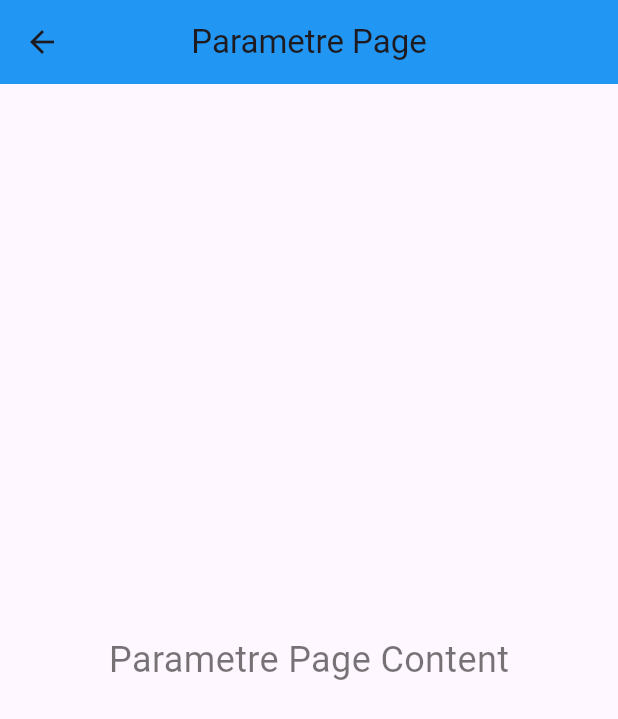
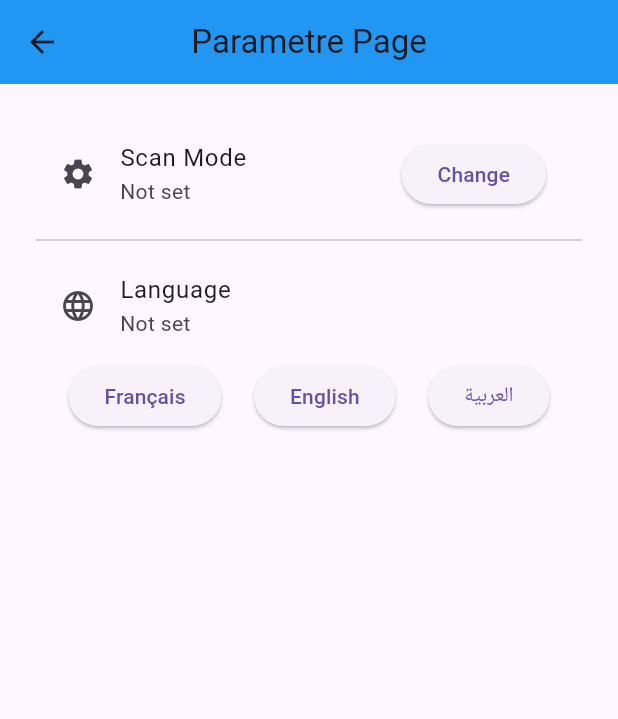
Before and after one commit to LJAMINE/stock_scanner_agriwise, a Flutter app: the ParametrePage screen opened directly, on a phone screen of 412 x 824 dp. Shown: the top 719 px of the screen. Run offline on Flutter 3.47's test engine with Material 3 defaults, Android fonts, the phone set to English and light mode, and no system bars; our stand-ins replace equatable, file_picker, flutter_bloc, open_filex, share_plus, shared_preferences and 1 more; missing offline and left inert: excel, file_saver, mobile_scanner; accounts and stored records are empty; generated files the repository leaves out were written again.

Commit message:
add the multi lang fonctionnality in the parametre page

```diff
--- /dev/null
+++ b/lib/features/import/presentation/bloc/LanguageBloc/language_bloc.dart
@@ -0,0 +1,11 @@
+import 'package:flutter/material.dart';
+import 'package:flutter_bloc/flutter_bloc.dart';
+import 'package:flutter_stock_scanner/features/import/presentation/bloc/LanguageBloc/language_event.dart';
+import 'package:flutter_stock_scanner/features/import/presentation/bloc/LanguageBloc/language_state.dart';
+
+
+class LanguageBloc extends Bloc<LanguageEvent, LanguageState> {
+  LanguageBloc() : super(LanguageState(Locale('en'))) {
+    on<ChangeLanguage>((event, emit) => emit(LanguageState(event.locale)));
+  }
+}
--- /dev/null
+++ b/lib/features/import/presentation/bloc/LanguageBloc/language_event.dart
@@ -0,0 +1,8 @@
+import 'package:flutter/material.dart';
+
+abstract class LanguageEvent {}
+
+class ChangeLanguage extends LanguageEvent {
+  final Locale locale;
+  ChangeLanguage(this.locale);
+}
--- /dev/null
+++ b/lib/features/import/presentation/bloc/LanguageBloc/language_state.dart
@@ -0,0 +1,6 @@
+import 'package:flutter/material.dart';
+
+class LanguageState {
+  final Locale locale;
+  LanguageState(this.locale);
+}
--- a/lib/features/import/presentation/pages/ParametrePage.dart
+++ b/lib/features/import/presentation/pages/ParametrePage.dart
@@ -1,4 +1,10 @@
 import 'package:flutter/material.dart';
+import 'package:flutter_bloc/flutter_bloc.dart';
+import 'package:flutter_gen/gen_l10n/app_localizations.dart';
+import 'package:flutter_stock_scanner/features/import/presentation/bloc/LanguageBloc/language_bloc.dart';
+import 'package:flutter_stock_scanner/features/import/presentation/bloc/LanguageBloc/language_event.dart';
+import 'package:flutter_stock_scanner/core/util/scan_mode_prefs.dart';
+import 'package:shared_preferences/shared_preferences.dart';
 
 class ParametrePage extends StatefulWidget {
   const ParametrePage({super.key});
@@ -8,19 +14,135 @@ class ParametrePage extends StatefulWidget {
 }
 
 class _ParametrePageState extends State<ParametrePage> {
+  String? _language;
+  bool? _useCamera;
+
+  @override
+  void initState() {
+    super.initState();
+    _loadPrefs();
+  }
+
+  Future<void> _loadPrefs() async {
+    final langPrefs = await SharedPreferences.getInstance();
+    final lang = langPrefs.getString('language');
+    final scanMode = await loadScanMode();
+    setState(() {
+      _language = lang;
+      _useCamera = scanMode;
+    });
+  }
+
+  Future<void> _setLanguage(String lang) async {
+    final prefs = await SharedPreferences.getInstance();
+    await prefs.setString('language', lang);
+    setState(() {
+      _language = lang;
+    });
+    // Dispatch language change event to LanguageBloc
+    context.read<LanguageBloc>().add(ChangeLanguage(Locale(lang)));
+    ScaffoldMessenger.of(context).showSnackBar(
+      SnackBar(
+          content: Text(
+        // Use a simple string instead of a non-existent localization method
+        '${AppLocalizations.of(context)?.language ?? 'Language'} set to $lang',
+      )),
+    );
+  }
+
+  Future<void> _selectScanMode() async {
+    bool? useCamera = await showDialog<bool>(
+      context: context,
+      builder: (ctx) => AlertDialog(
+        title: Text(
+            AppLocalizations.of(context)?.selectScanMode ?? 'Select scan mode'),
+        content: Column(
+          mainAxisSize: MainAxisSize.min,
+          children: [
+            ListTile(
+              leading: Icon(Icons.camera_alt),
+              title:
+                  Text(AppLocalizations.of(context)?.useCamera ?? 'Use Camera'),
+              onTap: () => Navigator.pop(ctx, true),
+            ),
+            ListTile(
+              leading: Icon(Icons.scanner_outlined),
+              title: Text(AppLocalizations.of(context)?.useHardwareScanner ??
+                  'Use Hardware Scanner'),
+              onTap: () => Navigator.pop(ctx, false),
+            ),
+          ],
+        ),
+      ),
+    );
+    if (useCamera != null) {
+      await saveScanMode(useCamera);
+      setState(() {
+        _useCamera = useCamera;
+      });
+      ScaffoldMessenger.of(context).showSnackBar(
+        SnackBar(
+          content: Text(
+            // Use a simple string instead of a non-existent localization method
+            '${AppLocalizations.of(context)?.scanMode ?? 'Scan mode'} set to ${useCamera ? (AppLocalizations.of(context)?.cameraScanner ?? 'Camera') : (AppLocalizations.of(context)?.hardwareScanner ?? 'Hardware Scanner')}',
+          ),
+        ),
+      );
+    }
+  }
+
   @override
   Widget build(BuildContext context) {
+    String scanModeText = AppLocalizations.of(context)?.notSet ?? 'Not set';
+    if (_useCamera != null) {
+      scanModeText = _useCamera!
+          ? (AppLocalizations.of(context)?.cameraScanner ?? 'Camera Scanner')
+          : (AppLocalizations.of(context)?.hardwareScanner ??
+              'Hardware Scanner');
+    }
     return Scaffold(
       appBar: AppBar(
-        title: const Text("Parametre Page"),
+        title: Text(AppLocalizations.of(context)?.parametrePage ?? 'Parametre'),
         centerTitle: true,
         backgroundColor: Colors.blue,
       ),
-      body: Center(
-        child: Text(
-          "Parametre Page Content",
-          style: TextStyle(fontSize: 24, color: Colors.black54),
-        ),
+      body: ListView(
+        padding: const EdgeInsets.all(24),
+        children: [
+          ListTile(
+            leading: Icon(Icons.settings),
+            title: Text(AppLocalizations.of(context)?.scanMode ?? 'Scan Mode'),
+            subtitle: Text(scanModeText),
+            trailing: ElevatedButton(
+              onPressed: _selectScanMode,
+              child: Text(AppLocalizations.of(context)?.change ?? 'Change'),
+            ),
+          ),
+          Divider(),
+          ListTile(
+            leading: Icon(Icons.language),
+            title: Text(AppLocalizations.of(context)?.language ?? 'Language'),
+            subtitle: Text(_language ??
+                (AppLocalizations.of(context)?.notSet ?? 'Not set')),
+          ),
+          Row(
+            mainAxisAlignment: MainAxisAlignment.spaceEvenly,
+            children: [
+              ElevatedButton(
+                onPressed: () => _setLanguage("fr"),
+                child: Text("Français"),
+              ),
+              ElevatedButton(
+                onPressed: () => _setLanguage("en"),
+                child: Text("English"),
+              ),
+              ElevatedButton(
+                onPressed: () => _setLanguage("ar"),
+                child: Text("العربية"),
+              ),
+            ],
+          ),
+        ],
       ),
     );
   }
--- /dev/null
+++ b/lib/l10n/app_en.arb
@@ -0,0 +1,12 @@
+{
+  "parametrePage": "Parametre Page",
+  "scanMode": "Scan Mode",
+  "language": "Language",
+  "change": "Change",
+  "notSet": "Not set",
+  "cameraScanner": "Camera scanner",
+  "hardwareScanner": "Hardware Scanner",
+  "selectScanMode": "Select scan mode",
+  "useCamera": "Use Camera",
+  "useHardwareScanner": "Use Hardware Scanner"
+}
--- /dev/null
+++ b/lib/l10n/app_fr.arb
@@ -0,0 +1,12 @@
+{
+  "parametrePage": "Page Paramètre",
+  "scanMode": "Mode de scan",
+  "language": "Langue",
+  "change": "Changer",
+  "notSet": "Non défini",
+  "cameraScanner": "Scanner caméra",
+  "hardwareScanner": "Scanner matériel",
+  "selectScanMode": "Sélectionner le mode de scan",
+  "useCamera": "Utiliser la caméra",
+  "useHardwareScanner": "Utiliser le scanner matériel"
+}
--- a/pubspec.yaml
+++ b/pubspec.yaml
@@ -34,7 +34,6 @@ dependencies:
   # The following adds the Cupertino Icons font to your application.
   # Use with the CupertinoIcons class for iOS style icons.
   cupertino_icons: ^1.0.8
-
   sqflite: ^2.4.1
   path: ^1.9.0
   path_provider: ^2.1.5
@@ -48,6 +47,7 @@ dependencies:
   open_filex: ^4.7.0
   file_saver: ^0.2.14
   shared_preferences: ^2.5.3
+  flutter_localization: ^0.3.3
 
 dev_dependencies:
   flutter_test:
@@ -70,6 +70,7 @@ flutter:
   # included with your application, so that you can use the icons in
   # the material Icons class.
   uses-material-design: true
+  generate: true
 
   # To add assets to your application, add an assets section, like this:
   # assets:
```
Also changed, not shown: lib/l10n/app_ar.arb (added, +12 -0 lines), lib/main.dart (+15 -2 lines), pubspec.lock, 5 other files.
